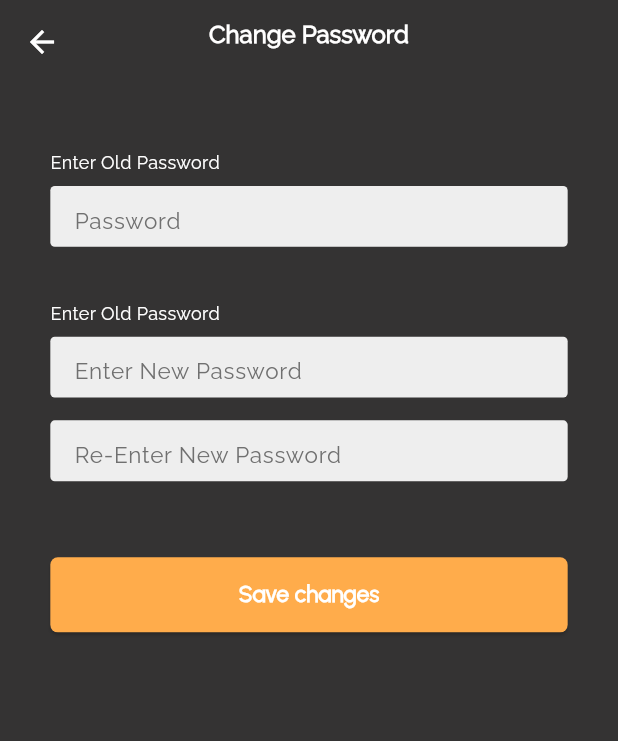
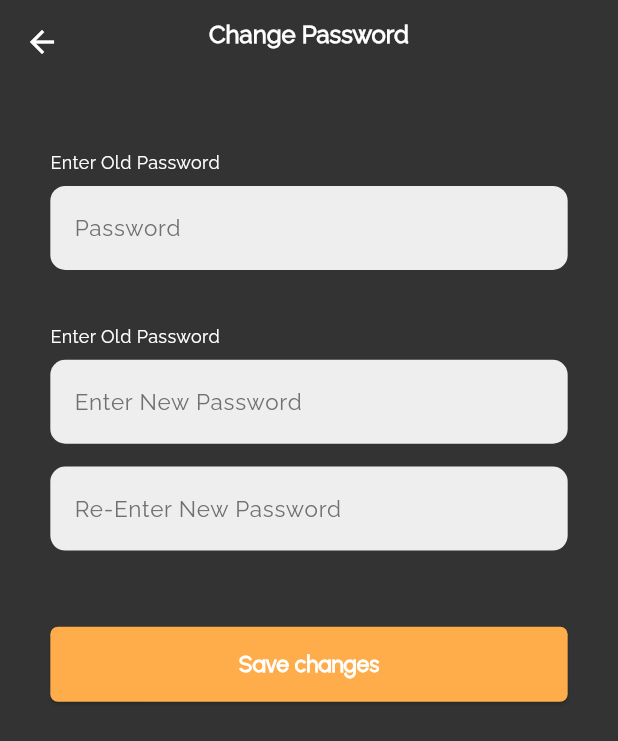
Before and after one commit to Ashwin04912/zarkka_user_app, a Flutter app: the ScreenChangePassword screen opened directly, on a phone screen of 412 x 824 dp. Shown: the top 741 px of the screen. Run offline on Flutter 3.47's test engine with Material 3 defaults, Android fonts, the phone set to English and light mode, and no system bars; our stand-ins replace bloc, dartz, dio, flutter_bloc, flutter_screenutil, flutter_svg and 8 more; missing offline and left inert: dart:ffi; accounts and stored records are empty; project files that could hold a hidden picture were left out.

Commit message:
ui bug fixed

```diff
--- a/lib/application/AddAddress/add_address_event.dart
+++ b/lib/application/AddAddress/add_address_event.dart
@@ -20,6 +20,9 @@ class AddAddressEvent with _$AddAddressEvent {
     required String addressId,
   }) = _deleteButtonPressed;
 
+  const factory AddAddressEvent.getCurrentLocation() = _getCurrentLocation;
+
+
 
 
 }
--- a/lib/application/AddAddress/add_address_state.dart
+++ b/lib/application/AddAddress/add_address_state.dart
@@ -13,19 +13,29 @@ class AddAddressState with _$AddAddressState {
     required AddressModel addressess,
     required Option<Either<FormFailure, Unit>> isDataGot,
     required String type,
+    required bool isLocationLoading,
     required Option<Either<FormFailure, Unit>> successOrfailure,
     required Option<Either<FormFailure, Unit>> addAddressSuccessOrFailureResponse,
+    required String pinCode,
+    required String locality,
+    required String landmark,
+    required bool isNavigate,
   }) = _AddAddressState;
 
   factory AddAddressState.initial() => AddAddressState(
         isHome: true,
         isWork: false,
         isOthers: false,
+        isLocationLoading: false,
         isSubmiting: false,
         isGettingAddress: false,
         addAddressSuccessOrFailureResponse:none(),
         showErrorMessages: false,
         type: 'home',
+        pinCode: '',
+        locality: '',
+        landmark: '',
+        isNavigate:false,
         isDataGot: none(),
         successOrfailure: None(),
         addressess: AddressModel(
--- a/lib/infrastructure/facades/i_address_facade.dart
+++ b/lib/infrastructure/facades/i_address_facade.dart
@@ -1,4 +1,6 @@
 import 'package:dartz/dartz.dart';
+import 'package:geocoding/geocoding.dart';
+import 'package:geolocator/geolocator.dart';
 import 'package:tailme/core/failures/form/form_failures.dart';
 import 'package:tailme/domain/AddAddress/model/address_model.dart';
 
@@ -30,4 +32,8 @@ abstract class IAddAddressFacade {
       required String token,
       required String type,
       required String addressId});
+
+
+
+ Future<Placemark> getCurrentLocation();
 }
--- a/lib/presentation/auth/ChangePassword/change_password_screen.dart
+++ b/lib/presentation/auth/ChangePassword/change_password_screen.dart
@@ -37,9 +37,7 @@ class ScreenChangePassword extends StatelessWidget {
             SizedBox(
               height: 15.h,
             ),
-            SizedBox(
-              height: 40.h,
-              child: TextFormField(
+            TextFormField(
               textAlignVertical: TextAlignVertical.top,
               decoration: InputDecoration(
                 hintText: "Password",
@@ -54,9 +52,8 @@ class ScreenChangePassword extends StatelessWidget {
                 fillColor: Colors.grey[200], // Set background color to grey
                 border: OutlineInputBorder(
                   borderRadius:
-                        BorderRadius.circular(3), // Set border radius to 10
+                      BorderRadius.circular(10), // Set border radius to 10
                   borderSide: BorderSide.none, // Hide the border side
-                  ),
                 ),
               ),
             ),
@@ -76,9 +73,7 @@ class ScreenChangePassword extends StatelessWidget {
             SizedBox(
               height: 15.h,
             ),
-            SizedBox(
-              height: 40.h,
-              child: TextFormField(
+            TextFormField(
               textAlignVertical: TextAlignVertical.top,
               decoration: InputDecoration(
                 hintText: "Enter New Password",
@@ -93,18 +88,15 @@ class ScreenChangePassword extends StatelessWidget {
                 fillColor: Colors.grey[200], // Set background color to grey
                 border: OutlineInputBorder(
                   borderRadius:
-                        BorderRadius.circular(3), // Set border radius to 10
+                      BorderRadius.circular(10), // Set border radius to 10
                   borderSide: BorderSide.none, // Hide the border side
-                  ),
                 ),
               ),
             ),
             SizedBox(
               height: 15.h,
             ),
-            SizedBox(
-              height: 40.h,
-              child: TextFormField(
+            TextFormField(
               textAlignVertical: TextAlignVertical.top,
               decoration: InputDecoration(
                 hintText: "Re-Enter New Password",
@@ -119,9 +111,8 @@ class ScreenChangePassword extends StatelessWidget {
                 fillColor: Colors.grey[200], // Set background color to grey
                 border: OutlineInputBorder(
                   borderRadius:
-                        BorderRadius.circular(3), // Set border radius to 10
+                      BorderRadius.circular(10), // Set border radius to 10
                   borderSide: BorderSide.none, // Hide the border side
-                  ),
                 ),
               ),
             ),
```
Also changed, not shown: lib/application/AddAddress/add_address_bloc.dart (+36 -1 lines), lib/infrastructure/AddAddress/add_address_impl.dart (+35 -10 lines), lib/presentation/AddAddress/add_address.dart (+12 -10 lines), lib/presentation/Home/ScreenHome.dart (+12 -5 lines), lib/presentation/SavedAddress/saved_address_screen.dart (+61 -42 lines), lib/application/AddAddress/add_address_bloc.freezed.dart. Lines whose indentation alone changed are shown as unchanged.
